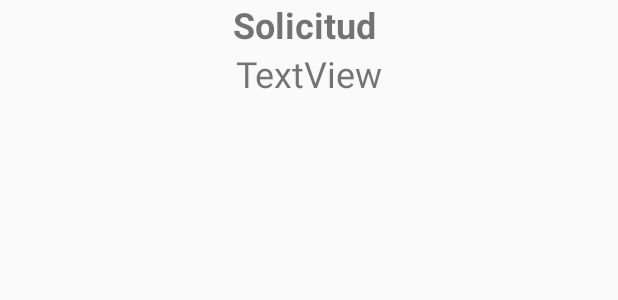
After one commit to abelsantiagocortes/Ratatouille-Dev, an Android app: the layout solicitud_item.xml on its own in the app's theme, with its tools: preview values and no code run, on a phone screen of 412 x 824 dp. The commit adds this screen. Shown: the top 300 px of the screen. Run offline under Robolectric (Android 15) with nearby library versions, the phone set to English and light mode, and no system bars.

Commit message:
ListView from Solicitud Chef

```diff
--- /dev/null
+++ b/app/src/main/res/layout/solicitud_item.xml
@@ -0,0 +1,40 @@
+<?xml version="1.0" encoding="utf-8"?>
+<LinearLayout xmlns:android="http://schemas.android.com/apk/res/android"
+    xmlns:app="http://schemas.android.com/apk/res-auto"
+    xmlns:tools="http://schemas.android.com/tools"
+    android:orientation="vertical" android:layout_width="match_parent"
+    android:layout_height="match_parent">
+
+    <LinearLayout
+        android:layout_width="match_parent"
+        android:layout_height="wrap_content"
+        android:orientation="horizontal">
+
+        <TextView
+            android:id="@+id/Titulo"
+            android:layout_width="wrap_content"
+            android:layout_height="wrap_content"
+            android:layout_weight="1"
+            android:gravity="center"
+            android:text="Solicitud "
+            android:textSize="24sp"
+            android:textStyle="bold" />
+
+    </LinearLayout>
+
+    <LinearLayout
+        android:layout_width="match_parent"
+        android:layout_height="wrap_content"
+        android:orientation="horizontal">
+
+        <TextView
+            android:id="@+id/Cliente"
+            android:layout_width="wrap_content"
+            android:layout_height="wrap_content"
+            android:layout_weight="1"
+            android:gravity="center"
+            android:text="TextView"
+            android:textSize="24sp" />
+    </LinearLayout>
+
+</LinearLayout>
```
Also changed, not shown: app/src/main/java/com/example/ratatouille/ChefActivity.java (+41 -0 lines), app/src/main/java/com/example/ratatouille/Solicitud.java (+16 -0 lines), app/src/main/java/com/example/ratatouille/adapters/SolicitudAdapter.java (added, +45 -0 lines), app/src/main/res/layout/activity_chef.xml (+3 -8 lines).
